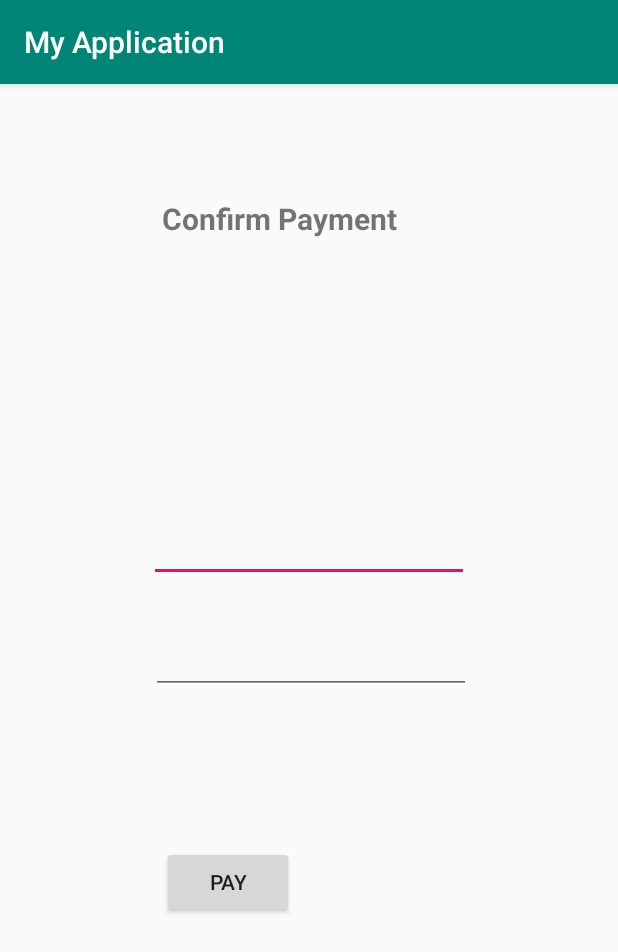
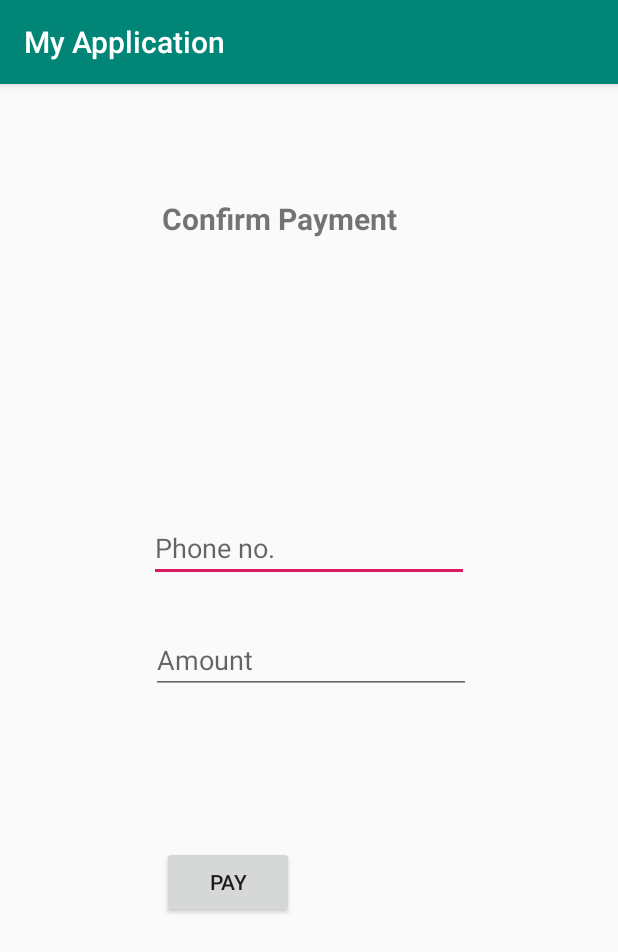
Before and after one commit to finalCall/AutoCred, an Android app: the payActivity screen opened directly, with no data from a screen before it, on a phone screen of 412 x 824 dp. Shown: the top 952 px of the screen. Run offline under Robolectric (Android 15) with nearby library versions, the phone set to English and light mode, and no system bars.

Commit message:
Add Placeholders

```diff
--- a/app/src/main/res/layout/activity_pay.xml
+++ b/app/src/main/res/layout/activity_pay.xml
@@ -13,6 +13,7 @@
         android:layout_marginBottom="176dp"
         android:ems="10"
         android:inputType="numberSigned"
+        android:hint="Phone no."
         app:layout_constraintBottom_toTopOf="@+id/paybtn"
         app:layout_constraintEnd_toEndOf="parent"
         app:layout_constraintStart_toStartOf="parent"
@@ -50,6 +51,7 @@
         android:layout_marginStart="1dp"
         android:ems="10"
         android:inputType="numberDecimal"
+        android:hint="Amount"
         app:layout_constraintBottom_toBottomOf="parent"
         app:layout_constraintStart_toStartOf="@+id/userNumber"
         app:layout_constraintTop_toTopOf="parent" />
```
